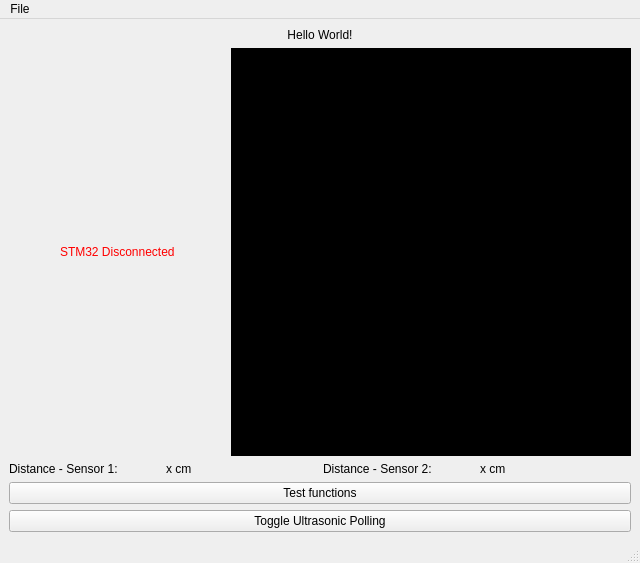
First picture: the form in mainwindow.ui, repository LeedsRaspJam/Cryptoid-Python, before the edit.
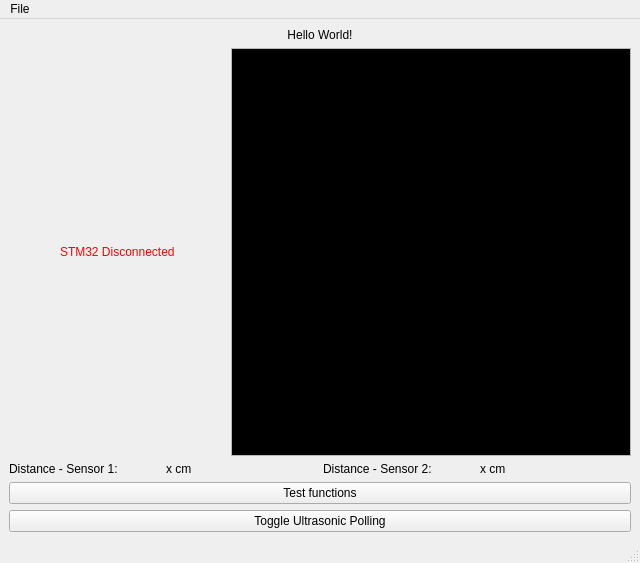
Second picture: the form after the edit.

Patch:
```diff
--- a/mainwindow.ui
+++ b/mainwindow.ui
@@ -84,42 +84,6 @@
         <property name="palette">
          <palette>
           <active>
-           <colorrole role="WindowText">
-            <brush brushstyle="SolidPattern">
-             <color alpha="255">
-              <red>255</red>
-              <green>255</green>
-              <blue>255</blue>
-             </color>
-            </brush>
-           </colorrole>
-           <colorrole role="Light">
-            <brush brushstyle="SolidPattern">
-             <color alpha="255">
-              <red>0</red>
-              <green>0</green>
-              <blue>0</blue>
-             </color>
-            </brush>
-           </colorrole>
-           <colorrole role="Text">
-            <brush brushstyle="SolidPattern">
-             <color alpha="255">
-              <red>255</red>
-              <green>255</green>
-              <blue>255</blue>
-             </color>
-            </brush>
-           </colorrole>
-           <colorrole role="ButtonText">
-            <brush brushstyle="SolidPattern">
-             <color alpha="255">
-              <red>255</red>
-              <green>255</green>
-              <blue>255</blue>
-             </color>
-            </brush>
-           </colorrole>
            <colorrole role="Base">
             <brush brushstyle="SolidPattern">
              <color alpha="255">
@@ -129,80 +93,8 @@
              </color>
             </brush>
            </colorrole>
-           <colorrole role="Window">
-            <brush brushstyle="SolidPattern">
-             <color alpha="255">
-              <red>0</red>
-              <green>0</green>
-              <blue>0</blue>
-             </color>
-            </brush>
-           </colorrole>
-           <colorrole role="HighlightedText">
-            <brush brushstyle="SolidPattern">
-             <color alpha="255">
-              <red>255</red>
-              <green>255</green>
-              <blue>255</blue>
-             </color>
-            </brush>
-           </colorrole>
-           <colorrole role="ToolTipText">
-            <brush brushstyle="SolidPattern">
-             <color alpha="255">
-              <red>255</red>
-              <green>255</green>
-              <blue>255</blue>
-             </color>
-            </brush>
-           </colorrole>
-           <colorrole role="PlaceholderText">
-            <brush brushstyle="SolidPattern">
-             <color alpha="255">
-              <red>0</red>
-              <green>0</green>
-              <blue>0</blue>
-             </color>
-            </brush>
-           </colorrole>
           </active>
           <inactive>
-           <colorrole role="WindowText">
-            <brush brushstyle="SolidPattern">
-             <color alpha="255">
-              <red>255</red>
-              <green>255</green>
-              <blue>255</blue>
-             </color>
-            </brush>
-           </colorrole>
-           <colorrole role="Light">
-            <brush brushstyle="SolidPattern">
-             <color alpha="255">
-              <red>0</red>
-              <green>0</green>
-              <blue>0</blue>
-             </color>
-            </brush>
-           </colorrole>
-           <colorrole role="Text">
-            <brush brushstyle="SolidPattern">
-             <color alpha="255">
-              <red>255</red>
-              <green>255</green>
-              <blue>255</blue>
-             </color>
-            </brush>
-           </colorrole>
-           <colorrole role="ButtonText">
-            <brush brushstyle="SolidPattern">
-             <color alpha="255">
-              <red>255</red>
-              <green>255</green>
-              <blue>255</blue>
-             </color>
-            </brush>
-           </colorrole>
            <colorrole role="Base">
             <brush brushstyle="SolidPattern">
              <color alpha="255">
@@ -212,122 +104,14 @@
              </color>
             </brush>
            </colorrole>
-           <colorrole role="Window">
-            <brush brushstyle="SolidPattern">
-             <color alpha="255">
-              <red>0</red>
-              <green>0</green>
-              <blue>0</blue>
-             </color>
-            </brush>
-           </colorrole>
-           <colorrole role="HighlightedText">
-            <brush brushstyle="SolidPattern">
-             <color alpha="255">
-              <red>255</red>
-              <green>255</green>
-              <blue>255</blue>
-             </color>
-            </brush>
-           </colorrole>
-           <colorrole role="ToolTipText">
-            <brush brushstyle="SolidPattern">
-             <color alpha="255">
-              <red>255</red>
-              <green>255</green>
-              <blue>255</blue>
-             </color>
-            </brush>
-           </colorrole>
-           <colorrole role="PlaceholderText">
-            <brush brushstyle="SolidPattern">
-             <color alpha="255">
-              <red>0</red>
-              <green>0</green>
-              <blue>0</blue>
-             </color>
-            </brush>
-           </colorrole>
           </inactive>
           <disabled>
-           <colorrole role="WindowText">
-            <brush brushstyle="SolidPattern">
-             <color alpha="63">
-              <red>0</red>
-              <green>0</green>
-              <blue>0</blue>
-             </color>
-            </brush>
-           </colorrole>
-           <colorrole role="Light">
-            <brush brushstyle="SolidPattern">
-             <color alpha="255">
-              <red>0</red>
-              <green>0</green>
-              <blue>0</blue>
-             </color>
-            </brush>
-           </colorrole>
-           <colorrole role="Text">
-            <brush brushstyle="SolidPattern">
-             <color alpha="63">
-              <red>0</red>
-              <green>0</green>
-              <blue>0</blue>
-             </color>
-            </brush>
-           </colorrole>
-           <colorrole role="ButtonText">
-            <brush brushstyle="SolidPattern">
-             <color alpha="255">
-              <red>148</red>
-              <green>148</green>
-              <blue>148</blue>
-             </color>
-            </brush>
-           </colorrole>
            <colorrole role="Base">
             <brush brushstyle="SolidPattern">
              <color alpha="255">
-              <red>0</red>
-              <green>0</green>
-              <blue>0</blue>
-             </color>
-            </brush>
-           </colorrole>
-           <colorrole role="Window">
-            <brush brushstyle="SolidPattern">
-             <color alpha="255">
-              <red>0</red>
-              <green>0</green>
-              <blue>0</blue>
-             </color>
-            </brush>
-           </colorrole>
-           <colorrole role="HighlightedText">
-            <brush brushstyle="SolidPattern">
-             <color alpha="255">
-              <red>255</red>
-              <green>255</green>
-              <blue>255</blue>
-             </color>
-            </brush>
-           </colorrole>
-           <colorrole role="ToolTipText">
-            <brush brushstyle="SolidPattern">
-             <color alpha="255">
-              <red>255</red>
-              <green>255</green>
-              <blue>255</blue>
-             </color>
-            </brush>
-           </colorrole>
-           <colorrole role="PlaceholderText">
-            <brush brushstyle="SolidPattern">
-             <color alpha="255">
-              <red>0</red>
-              <green>0</green>
-              <blue>0</blue>
+              <red>236</red>
+              <green>236</green>
+              <blue>236</blue>
              </color>
             </brush>
            </colorrole>
```
